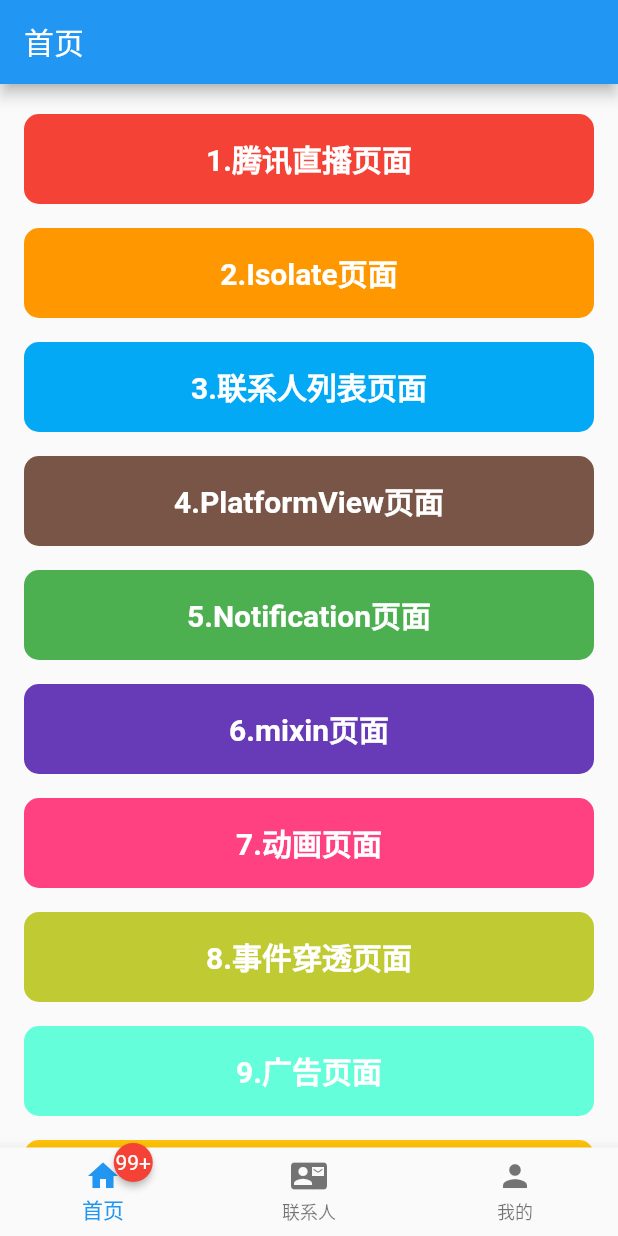
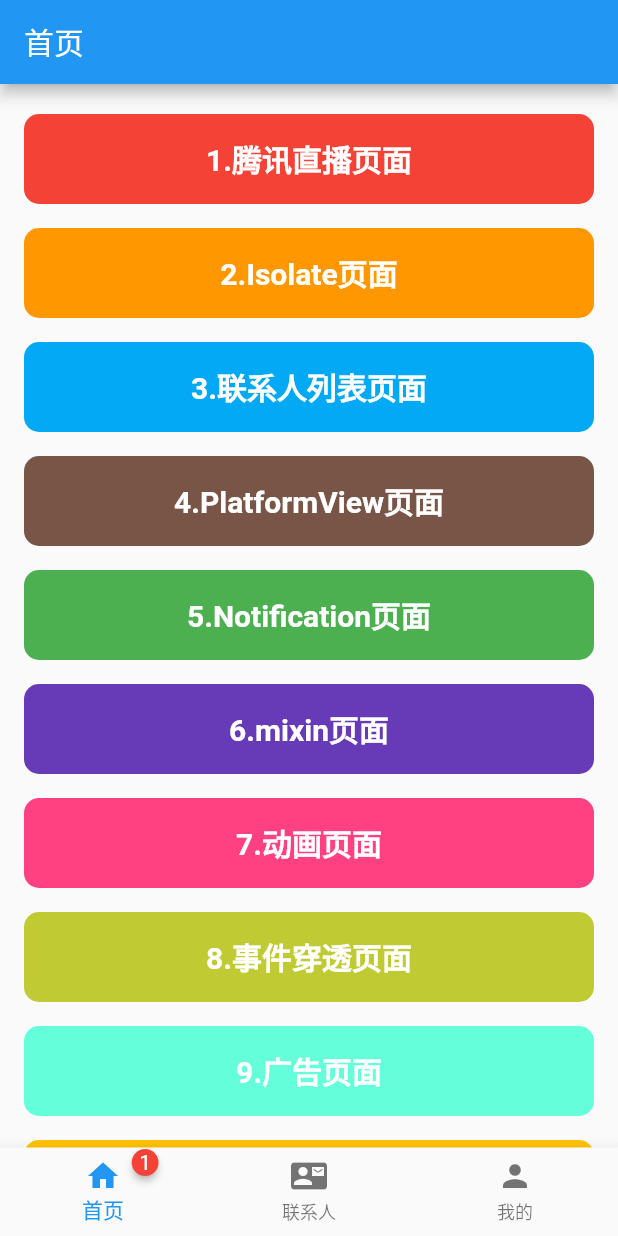
Before and after one commit to waitwalker/my_gallery, a Flutter app: the screen it shows after launch, on a phone screen of 412 x 824 dp. Run offline on Flutter 3.47's test engine with Material 2 defaults, Android fonts, the light colour scheme and no system bars; drawn by our look-alikes of badges; our stand-ins replace event_bus, fl_chart, flutter_easyrefresh, flutter_screenutil, flutter_svg, fluttertoast and 4 more; missing offline and left inert: flutter_universalad, lpinyin, random_color.

Commit message:
设置角标

```diff
--- /dev/null
+++ b/lib/modules/flu_app/common/singleton_manager.dart
@@ -0,0 +1,23 @@
+
+import 'package:my_gallery/modules/flu_app/entrance/flu_bottom_navigation_bar_page.dart';
+
+/// @fileName singleton_manager.dart
+/// @description 单例类 提供一些全局变量&方法访问
+/// @date 2022/3/23 10:39 上午
+/// @author LiuChuanan
+class SingletonManager {
+
+  late FluBottomNavigationBarPageState fluBottomNavigationBarPageState;
+  SingletonManager._privateConstructor();
+  static final SingletonManager _instance = SingletonManager._privateConstructor();
+  static SingletonManager get sharedInstance => _instance;
+
+  /// methodName debugToast
+  /// description Debug toast 弹窗调试
+  /// date 2022/4/11 10:29
+  /// author LiuChuanan
+  debugToast({String? message}) {
+
+  }
+
+}
--- a/lib/modules/flu_app/entrance/flu_bottom_navigation_bar_page.dart
+++ b/lib/modules/flu_app/entrance/flu_bottom_navigation_bar_page.dart
@@ -1,27 +1,38 @@
 import 'package:badges/badges.dart';
 import 'package:flutter/material.dart';
 import 'package:flutter_screenutil/flutter_screenutil.dart';
+import 'package:my_gallery/modules/flu_app/common/singleton_manager.dart';
 import 'package:my_gallery/modules/flu_app/home_module/home_page.dart';
 import 'package:my_gallery/modules/flu_app/message_module/contact_page.dart';
 import 'package:my_gallery/modules/flu_app/personal/personal_page.dart';
+import 'package:my_gallery/modules/flu_app/router/navigator_view_model.dart';
+import 'package:provider/provider.dart';
 
 class FluBottomNavigationBarPage extends StatefulWidget {
   const FluBottomNavigationBarPage({Key? key}) : super(key: key);
 
   @override
   State<StatefulWidget> createState() {
-    return _FluBottomNavigationBarPageState();
+    FluBottomNavigationBarPageState fluBottomNavigationBarPageState = FluBottomNavigationBarPageState();
+    SingletonManager.sharedInstance.fluBottomNavigationBarPageState = fluBottomNavigationBarPageState;
+    return fluBottomNavigationBarPageState;
   }
 }
 
-class _FluBottomNavigationBarPageState extends State<FluBottomNavigationBarPage> {
+class FluBottomNavigationBarPageState extends State<FluBottomNavigationBarPage> {
 
   /// 当前页面索引
   int _currentIndex = 0;
 
+  setIndex(int index) {
+    setState(() {
+      _currentIndex = index;
+    });
+  }
+
   /// 当前页面列表
   List<Widget> pages = [
-    HomePage(),
+    const HomePage(),
     ContactPage(),
     PersonalPage()
   ];
@@ -40,23 +51,23 @@ class _FluBottomNavigationBarPageState extends State<FluBottomNavigationBarPage>
       body: pages[_currentIndex],
       bottomNavigationBar: BottomNavigationBar(
         currentIndex: _currentIndex,
-        onTap: (index){
-          setState(() {
-            _currentIndex = index;
-          });
-        },
+        onTap: setIndex,
         type: BottomNavigationBarType.fixed,
         items: [
           BottomNavigationBarItem(
             label: "首页",
-            icon: Badge(
-              position: BadgePosition.topEnd(top: -10, end: -25),
-              badgeContent: const Text(
-                "99+",
-                style: TextStyle(color: Colors.white),
-              ),
-              child: const Icon(Icons.home),
-            ),
+            icon: Selector<NavigatorViewModel,NavigatorViewModel>(builder: (ctx,model, child){
+              return Badge(
+                position: BadgePosition.topEnd(top: -10, end: -25),
+                badgeContent: Text(
+                  "${model.homeTabCount}",
+                  style: const TextStyle(color: Colors.white),
+                ),
+                child: const Icon(Icons.home),
+              );
+            }, selector: (ctx, model){
+              return model;
+            }),
           ),
 
           const BottomNavigationBarItem(
--- a/lib/modules/flu_app/flu_app.dart
+++ b/lib/modules/flu_app/flu_app.dart
@@ -5,6 +5,7 @@ import 'package:my_gallery/modules/flu_app/home_module/home_change_notifier.dart
 import 'package:my_gallery/modules/flu_app/personal/personal_change_notifier.dart';
 import 'package:my_gallery/modules/flu_app/router/flu_route_information_parser.dart';
 import 'package:my_gallery/modules/flu_app/router/flu_router_page_api.dart';
+import 'package:my_gallery/modules/flu_app/router/navigator_view_model.dart';
 import 'package:my_gallery/modules/flu_app/router/router_delegate_manager.dart';
 import 'package:my_gallery/modules/flu_app/theme/theme_change_notifier.dart';
 import 'package:provider/provider.dart';
@@ -52,6 +53,7 @@ class _FluAppState extends State<FluApp> with WidgetsBindingObserver{
         ChangeNotifierProvider(create: (context) => HomeChangeNotifier()),
         ChangeNotifierProvider(create: (context) => PersonalChangeNotifier()),
         ChangeNotifierProvider(create: (context) => PositionAnimationViewModel()),
+        ChangeNotifierProvider(create: (context) => NavigatorViewModel()),
       ],
       child: MaterialApp.router(
         routeInformationParser: FluRouteInformationParser(),
--- a/lib/modules/flu_app/home_module/home_page.dart
+++ b/lib/modules/flu_app/home_module/home_page.dart
@@ -2,6 +2,7 @@ import 'package:flutter/material.dart';
 import 'package:my_gallery/modules/flu_app/common/event/common_event_manager.dart';
 import 'package:my_gallery/modules/flu_app/home_module/home_change_notifier.dart';
 import 'package:my_gallery/modules/flu_app/router/flu_router_page_api.dart';
+import 'package:my_gallery/modules/flu_app/router/navigator_view_model.dart';
 import 'package:my_gallery/modules/flu_app/router/router_delegate_manager.dart';
 import 'package:my_gallery/modules/flu_app/theme/theme_change_notifier.dart';
 import 'package:provider/provider.dart';
@@ -132,7 +133,8 @@ class _HomePageState extends State<HomePage> with RouteAware, WidgetsBindingObse
                     ),
                   ),
                   onTap: (){
-                    kFluRouterDelegate.push(name: FluRouterPageAPI.orderPage);
+                    Provider.of<NavigatorViewModel>(context,listen: false).setHomeTabCount(50);
+                    // kFluRouterDelegate.push(name: FluRouterPageAPI.orderPage);
                     // CommonEventManager.coinEventAction(context: context, title: "Quer mais ouro?", content: "3000～5000", subTitle: "Assista aos anúncios", buttonTitle: "Assista agora", onTap: (){
                     //   Navigator.pop(context);
                     // });
--- a/lib/modules/flu_app/router/flu_router_delegate.dart
+++ b/lib/modules/flu_app/router/flu_router_delegate.dart
@@ -176,7 +176,7 @@ class FluRouterDelegate extends RouterDelegate<List<RouteSettings>> with ChangeN
         childPage = const FluBottomNavigationBarPage();
         break;
       case FluRouterPageAPI.homePage:
-        childPage = HomePage();
+        childPage = const HomePage();
         break;
       case FluRouterPageAPI.isolatePage:
         childPage = IsolatePage();
--- /dev/null
+++ b/lib/modules/flu_app/router/navigator_view_model.dart
@@ -0,0 +1,14 @@
+
+import 'package:flutter/foundation.dart';
+import 'package:my_gallery/modules/flu_app/common/singleton_manager.dart';
+
+class NavigatorViewModel extends ChangeNotifier {
+  late int _homeTabCount = 1;
+  get homeTabCount => _homeTabCount;
+
+  void setHomeTabCount(int value) {
+    _homeTabCount = value;
+    notifyListeners();
+    SingletonManager.sharedInstance.fluBottomNavigationBarPageState.setIndex(0);
+  }
+}
--- a/lib/modules/flu_app/tabbar/tabbar_page.dart
+++ b/lib/modules/flu_app/tabbar/tabbar_page.dart
@@ -10,7 +10,7 @@ class TabBarPage extends StatefulWidget {
 
 class _TabBarPageState extends State<TabBarPage> with TickerProviderStateMixin{
 
-  List<String> _titles = ["关注","推荐","教育","本地","精品课","旅游"];
+  final List<String> _titles = ["关注","推荐","教育","本地","精品课","旅游"];
   TabController? _tabController;
   late PageController _pageController;
 
```
